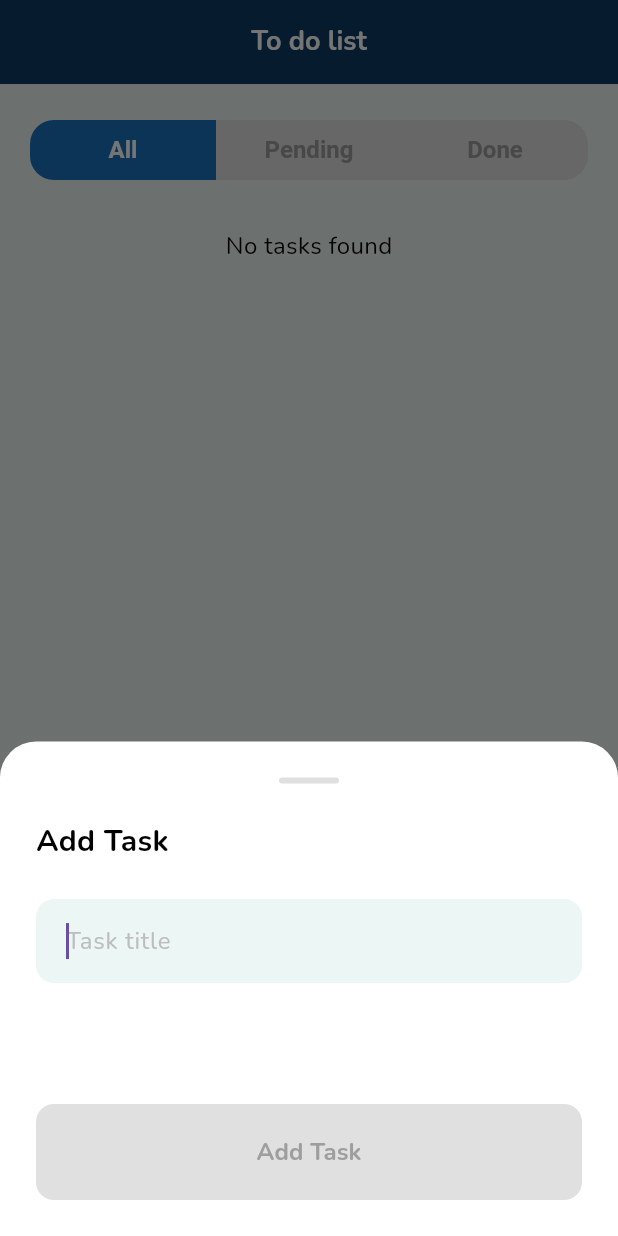
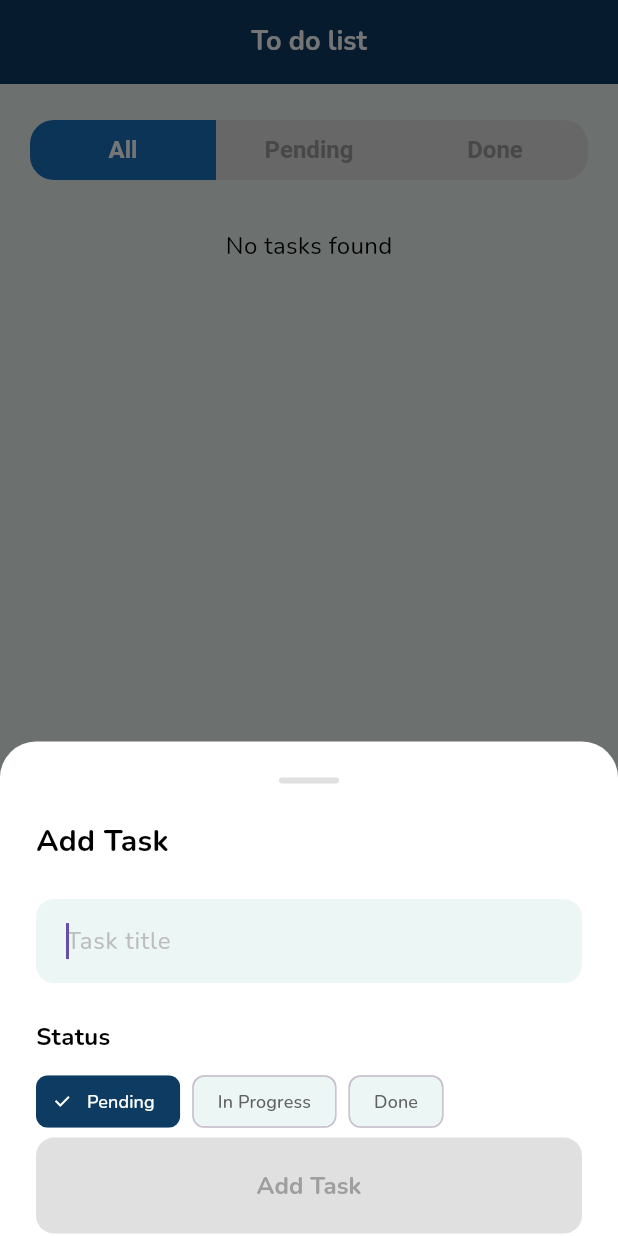
Before and after one commit to rivaldoagripino/todo_application, a Flutter app: the screen it shows after launch, after a tap on the "add" icon, on a phone screen of 412 x 824 dp. Run offline on Flutter 3.47's test engine with Material 3 defaults, Android fonts, the phone set to English and light mode, and no system bars; our stand-ins replace equatable, flutter_bloc, flutter_modular, google_fonts, shared_preferences.

Commit message:
feat: add status selection to todo creation
- Renamed AddTodoBottomSheet to CustomTodoBottomSheet for consistency with naming conventions
- Added ChoiceChip interface allowing users to select todo status (Pending, In Progress, Done) when creating items
- Updated addTodo method to accept status parameter instead of hardcoding pending status

```diff
--- a/lib/modules/todo/presentation/cubits/todo_cubit.dart
+++ b/lib/modules/todo/presentation/cubits/todo_cubit.dart
@@ -24,10 +24,10 @@ class TodoCubit extends Cubit<TodoState> {
     emit(state.copyWith(selectedFilter: value));
   }
 
-  Future<void> addTodo(String title) async {
+  Future<void> addTodo(String title, TodoItemStatus status) async {
     final newTodo = TodoItemModel(
       title: title,
-      status: TodoItemStatus.pending,
+      status: status,
     ).copyWith();
 
     final updatedList = [...state.todoList, newTodo];
--- a/lib/modules/todo/presentation/pages/todo_page.dart
+++ b/lib/modules/todo/presentation/pages/todo_page.dart
@@ -7,7 +7,7 @@ import 'package:todo_application/core/theme/app_text_styles.dart';
 import 'package:todo_application/modules/shared/components/custom_app_bar.dart';
 import 'package:todo_application/modules/todo/presentation/cubits/todo_cubit.dart';
 import 'package:todo_application/modules/todo/presentation/cubits/todo_state.dart';
-import 'package:todo_application/modules/todo/presentation/widgets/add_todo_bottom_sheet.dart';
+import 'package:todo_application/modules/todo/presentation/widgets/custom_todo_bottom_sheet.dart';
 import 'package:todo_application/modules/todo/presentation/widgets/custom_add_button.dart';
 import 'package:todo_application/modules/todo/presentation/widgets/custom_exclude_button.dart';
 import 'package:todo_application/modules/todo/presentation/widgets/custom_filter_segmented_button.dart';
@@ -124,9 +124,9 @@ class _TodoPageState extends ModularCubitState<TodoPage, TodoCubit> {
                             isScrollControlled: true,
                             backgroundColor: Colors.transparent,
                             builder: (context) {
-                              return AddTodoBottomSheet(
-                                onAdd: (title) {
-                                  cubit.addTodo(title);
+                              return CustomTodoBottomSheet(
+                                onAdd: (title, status) {
+                                  cubit.addTodo(title, status);
                                 },
                               );
                             },
--- a/lib/modules/todo/presentation/widgets/add_todo_bottom_sheet.dart
+++ b/lib/modules/todo/presentation/widgets/custom_todo_bottom_sheet.dart
@@ -2,22 +2,24 @@ import 'package:flutter/material.dart';
 import 'package:todo_application/core/theme/app_colors.dart';
 import 'package:todo_application/core/theme/app_dimensions.dart';
 import 'package:todo_application/core/theme/app_text_styles.dart';
+import 'package:todo_application/modules/todo/domain/models/todo_item_model.dart';
 
-class AddTodoBottomSheet extends StatefulWidget {
-  const AddTodoBottomSheet({
+class CustomTodoBottomSheet extends StatefulWidget {
+  const CustomTodoBottomSheet({
     super.key,
     required this.onAdd,
   });
 
-  final Function(String) onAdd;
+  final Function(String, TodoItemStatus) onAdd;
 
   @override
-  State<AddTodoBottomSheet> createState() => _AddTodoBottomSheetState();
+  State<CustomTodoBottomSheet> createState() => _CustomTodoBottomSheetState();
 }
 
-class _AddTodoBottomSheetState extends State<AddTodoBottomSheet> {
+class _CustomTodoBottomSheetState extends State<CustomTodoBottomSheet> {
   final TextEditingController _titleController = TextEditingController();
   bool _isButtonEnabled = false;
+  TodoItemStatus _selectedStatus = TodoItemStatus.pending;
 
   @override
   void initState() {
@@ -92,6 +94,38 @@ class _AddTodoBottomSheetState extends State<AddTodoBottomSheet> {
               ),
               style: AppTextStyles.nunitoRegular16,
             ),
+            const SizedBox(height: AppDimensions.kMarginMedium),
+            Text(
+              'Status',
+              style: AppTextStyles.nunitoBold16,
+            ),
+            const SizedBox(height: AppDimensions.kMarginSmall),
+            Wrap(
+              spacing: 8,
+              children: TodoItemStatus.values.map((status) {
+                final isSelected = _selectedStatus == status;
+                return ChoiceChip(
+                  label: Text(_getStatusLabel(status)),
+                  selected: isSelected,
+                  onSelected: (selected) {
+                    setState(() {
+                      _selectedStatus = status;
+                    });
+                  },
+                  backgroundColor: AppColors.lightGray,
+                  selectedColor: AppColors.darkBlue,
+                  labelStyle: AppTextStyles.nunitoRegular12.copyWith(
+                    color: isSelected ? AppColors.white : Colors.grey[700],
+                  ),
+                  checkmarkColor: AppColors.white,
+                  shape: RoundedRectangleBorder(
+                    borderRadius: BorderRadius.circular(8),
+                  ),
+                  elevation: 0,
+                  pressElevation: 0,
+                );
+              }).toList(),
+            ),
             const Spacer(),
             SizedBox(
               width: double.infinity,
@@ -99,7 +133,8 @@ class _AddTodoBottomSheetState extends State<AddTodoBottomSheet> {
               child: ElevatedButton(
                 onPressed: _isButtonEnabled
                     ? () {
-                        widget.onAdd(_titleController.text.trim());
+                        widget.onAdd(
+                            _titleController.text.trim(), _selectedStatus);
                         Navigator.pop(context);
                       }
                     : null,
@@ -127,4 +162,15 @@ class _AddTodoBottomSheetState extends State<AddTodoBottomSheet> {
       ),
     );
   }
+
+  String _getStatusLabel(TodoItemStatus status) {
+    switch (status) {
+      case TodoItemStatus.pending:
+        return 'Pending';
+      case TodoItemStatus.inProgress:
+        return 'In Progress';
+      case TodoItemStatus.done:
+        return 'Done';
+    }
+  }
 }
```
